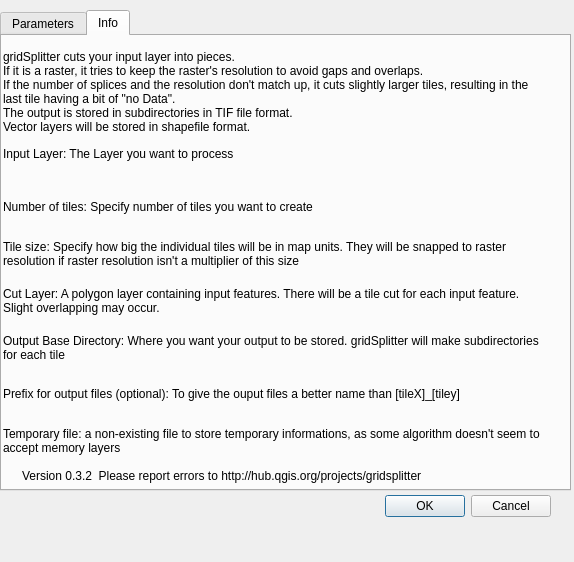
Above: gridSplitter_dialog_base.ui from Sereza7/gridsplitter before the change. Below: the same form after it.
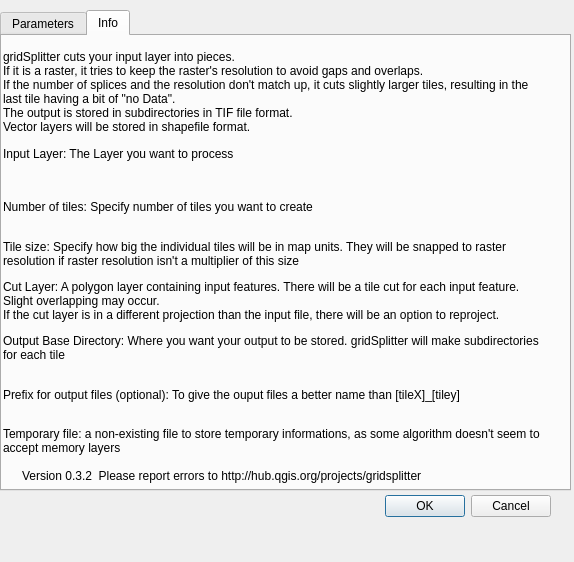
That is the form after the change. The open tabs and pages were chosen to show the change. Custom widgets are drawn as their Qt base class.

The edit to the form file:
```diff
--- a/gridSplitter_dialog_base.ui
+++ b/gridSplitter_dialog_base.ui
@@ -401,7 +401,8 @@
       <item>
        <widget class="QLabel" name="label_17">
         <property name="text">
-         <string>Cut Layer: A polygon layer containing input features. There will be a tile cut for each input feature. Slight overlapping may occur.</string>
+         <string>Cut Layer: A polygon layer containing input features. There will be a tile cut for each input feature. Slight overlapping may occur.
+If the cut layer is in a different projection than the input file, there will be an option to reproject.</string>
         </property>
         <property name="wordWrap">
          <bool>true</bool>
```
